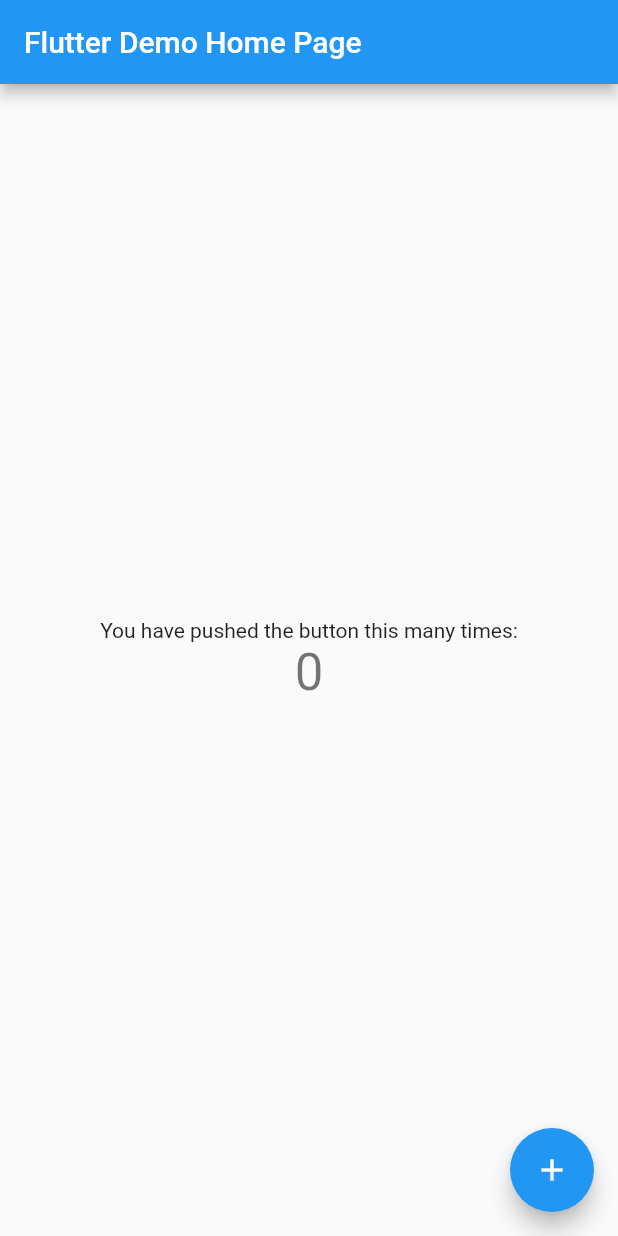
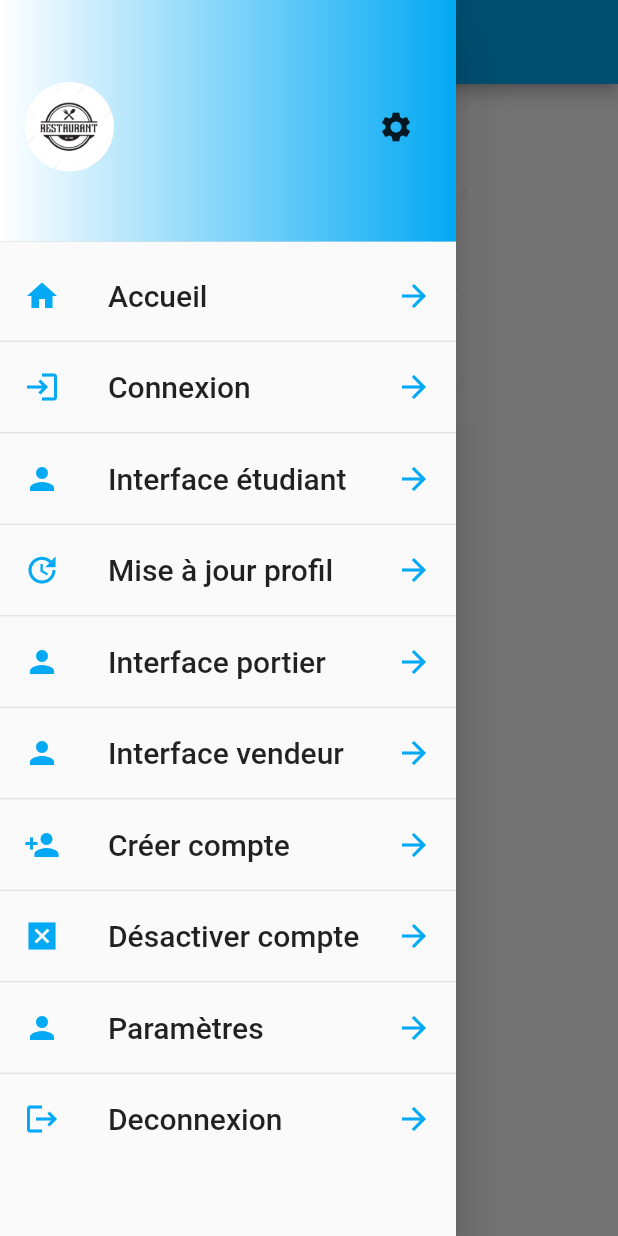
Before and after one commit to Assurance-Tedangbe/gestionTicketElectroEtAccesResto, a Flutter app: the screen it shows after launch, with the side drawer open (before the commit the screen has no drawer), on a phone screen of 412 x 824 dp. Run offline on Flutter 3.47's test engine with Material 2 defaults, Android fonts, the phone set to English and light mode, and no system bars.

Commit message:
setup UI

```diff
--- /dev/null
+++ b/mymobileproject/lib/UI/pages/home.dart
@@ -0,0 +1,33 @@
+import 'package:flutter/material.dart';
+
+import '../widgets/drawer.dart';
+
+class HomePage extends StatelessWidget {
+  const HomePage({super.key});
+  static const String _title = 'Accueil';
+
+  @override
+  Widget build(BuildContext context) {
+    return Scaffold(
+      drawer: const MyDrawer(),
+      appBar: AppBar(title: const Text(_title)),
+      body: Center(
+        child: Column(
+          children: [
+            const Image(
+              image: AssetImage("images/restaurantlogo.png"),
+              fit: BoxFit.cover,
+            ),
+            const SizedBox(
+              height: 20,
+            ),
+            ElevatedButton(
+              onPressed: () {},
+              child: const Text("Connexion"),
+            ),
+          ],
+        ),
+      ),
+    );
+  }
+}
--- /dev/null
+++ b/mymobileproject/lib/UI/pages/login.dart
@@ -0,0 +1,10 @@
+import 'package:flutter/material.dart';
+
+class LoginPage extends StatelessWidget {
+  const LoginPage({super.key});
+
+  @override
+  Widget build(BuildContext context) {
+    return const Scaffold();
+  }
+}
--- /dev/null
+++ b/mymobileproject/lib/UI/pages/settings.dart
@@ -0,0 +1,10 @@
+import 'package:flutter/material.dart';
+
+class SettingsPage extends StatelessWidget {
+  const SettingsPage({super.key});
+
+  @override
+  Widget build(BuildContext context) {
+    return Container();
+  }
+}
--- /dev/null
+++ b/mymobileproject/lib/UI/widgets/drawer.dart
@@ -0,0 +1,99 @@
+import 'package:flutter/material.dart';
+import 'package:mymobileproject/UI/widgets/drawer.header.dart';
+import 'package:mymobileproject/UI/widgets/drawer.item.widget.dart';
+
+class MyDrawer extends StatelessWidget {
+  const MyDrawer({Key? key}) : super(key: key);
+
+  @override
+  Widget build(BuildContext context) {
+    List<dynamic> menus = [
+      {
+        "title": "Accueil",
+        "route": "/home",
+        "leadingIcon": Icons.home,
+        "trailingIcon": Icons.arrow_forward
+      },
+      {
+        "title": "Connexion",
+        "route": "/login",
+        "leadingIcon": Icons.login,
+        "trailingIcon": Icons.arrow_forward
+      },
+      {
+        "title": "Interface étudiant",
+        "route": "/etudiant",
+        "leadingIcon": Icons.person,
+        "trailingIcon": Icons.arrow_forward
+      },
+      {
+        "title": "Mise à jour profil",
+        "route": "/updateProfile",
+        "leadingIcon": Icons.update,
+        "trailingIcon": Icons.arrow_forward
+      },
+      {
+        "title": "Interface portier",
+        "route": "/portier",
+        "leadingIcon": Icons.person,
+        "trailingIcon": Icons.arrow_forward
+      },
+      {
+        "title": "Interface vendeur",
+        "route": "/vendeur",
+        "leadingIcon": Icons.person,
+        "trailingIcon": Icons.arrow_forward
+      },
+      {
+        "title": "Créer compte",
+        "route": "/addAccount",
+        "leadingIcon": Icons.person_add,
+        "trailingIcon": Icons.arrow_forward
+      },
+      {
+        "title": "Désactiver compte",
+        "route": "/deactivateAccount",
+        "leadingIcon": Icons.disabled_by_default,
+        "trailingIcon": Icons.arrow_forward
+      },
+      {
+        "title": "Paramètres",
+        "route": "/settings",
+        "leadingIcon": Icons.person,
+        "trailingIcon": Icons.arrow_forward
+      },
+      {
+        "title": "Deconnexion",
+        "route": "/logout",
+        "leadingIcon": Icons.logout,
+        "trailingIcon": Icons.arrow_forward
+      }
+    ];
+    return Drawer(
+      child: Column(
+        children: [
+          const MyDrawerHeader(),
+          Expanded(
+            child: ListView.separated(
+                itemBuilder: (context, index) {
+                  return DrawerItemWidget(
+                      title: menus[index]['title'],
+                      leadingIcon: menus[index]['leadingIcon'],
+                      trailingIcon: menus[index]['trailingIcon'],
+                      onAction: () {
+                        Navigator.pop(context);
+                        Navigator.pushNamed(context, menus[index]['route']);
+                      });
+                },
+                separatorBuilder: (context, index) {
+                  return const Divider(
+                    height: 5,
+                  );
+                },
+                itemCount: menus.length),
+          ),
+        ],
+      ),
+    );
+  }
+}
--- /dev/null
+++ b/mymobileproject/lib/UI/widgets/drawer.header.dart
@@ -0,0 +1,26 @@
+import 'package:flutter/material.dart';
+
+class MyDrawerHeader extends StatelessWidget {
+  const MyDrawerHeader({super.key});
+
+  @override
+  Widget build(BuildContext context) {
+    return DrawerHeader(
+        decoration: BoxDecoration(
+          gradient: LinearGradient(colors: [
+            Colors.white,
+            Theme.of(context).primaryColor,
+          ]),
+        ),
+        child: Row(
+          mainAxisAlignment: MainAxisAlignment.spaceBetween,
+          children: [
+            const CircleAvatar(
+              backgroundImage: AssetImage("images/restaurantlogo.png"),
+              radius: 30,
+            ),
+            IconButton(onPressed: () {}, icon: const Icon(Icons.settings))
+          ],
+        ));
+  }
+}
--- /dev/null
+++ b/mymobileproject/lib/UI/widgets/drawer.item.widget.dart
@@ -0,0 +1,35 @@
+import 'package:flutter/material.dart';
+
+class DrawerItemWidget extends StatelessWidget {
+  final String title;
+  final IconData leadingIcon;
+  final IconData trailingIcon;
+  final Function onAction;
+
+  const DrawerItemWidget(
+      {Key? key,
+      required this.title,
+      required this.leadingIcon,
+      required this.trailingIcon,
+      required this.onAction})
+      : super(key: key);
+
+  @override
+  Widget build(BuildContext context) {
+    return ListTile(
+      title: Text(
+        title,
+        style: Theme.of(context).textTheme.headline6,
+      ),
+      leading: Icon(
+        leadingIcon,
+        color: Theme.of(context).primaryColor,
+      ),
+      trailing: Icon(
+        trailingIcon,
+        color: Theme.of(context).primaryColor,
+      ),
+      onTap: (() => onAction()),
+    );
+  }
+}
--- a/mymobileproject/lib/main.dart
+++ b/mymobileproject/lib/main.dart
@@ -1,4 +1,7 @@
 import 'package:flutter/material.dart';
+import 'package:mymobileproject/UI/pages/home.dart';
+import 'package:mymobileproject/UI/pages/login.dart';
+import 'package:mymobileproject/UI/pages/settings.dart';
 
 void main() {
   runApp(const MyApp());
@@ -7,109 +10,26 @@
 class MyApp extends StatelessWidget {
   const MyApp({super.key});
 
-  // This widget is the root of your application.
+  @override
+  Widget build(BuildContext context) {
+    return const RootView();
+  }
+}
+
+class RootView extends StatelessWidget {
+  const RootView({super.key});
+
   @override
   Widget build(BuildContext context) {
     return MaterialApp(
-      title: 'Flutter Demo',
-      theme: ThemeData(
-        // This is the theme of your application.
-        //
-        // Try running your application with "flutter run". You'll see the
-        // application has a blue toolbar. Then, without quitting the app, try
-        // changing the primarySwatch below to Colors.green and then invoke
-        // "hot reload" (press "r" in the console where you ran "flutter run",
-        // or simply save your changes to "hot reload" in a Flutter IDE).
-        // Notice that the counter didn't reset back to zero; the application
-        // is not restarted.
-        primarySwatch: Colors.blue,
-      ),
-      home: const MyHomePage(title: 'Flutter Demo Home Page'),
+      debugShowCheckedModeBanner: false,
+      theme: ThemeData(primarySwatch: Colors.lightBlue),
+      routes: {
+        "/home": (context) => const HomePage(),
+        "/login": (context) => const LoginPage(),
+        "/settings": (context) => const SettingsPage(),
+      },
+      initialRoute: "/home",
     );
   }
 }
-
-class MyHomePage extends StatefulWidget {
-  const MyHomePage({super.key, required this.title});
-
-  // This widget is the home page of your application. It is stateful, meaning
-  // that it has a State object (defined below) that contains fields that affect
-  // how it looks.
-
-  // This class is the configuration for the state. It holds the values (in this
-  // case the title) provided by the parent (in this case the App widget) and
-  // used by the build method of the State. Fields in a Widget subclass are
-  // always marked "final".
-
-  final String title;
-
-  @override
-  State<MyHomePage> createState() => _MyHomePageState();
-}
-
-class _MyHomePageState extends State<MyHomePage> {
-  int _counter = 0;
-
-  void _incrementCounter() {
-    setState(() {
-      // This call to setState tells the Flutter framework that something has
-      // changed in this State, which causes it to rerun the build method below
-      // so that the display can reflect the updated values. If we changed
-      // _counter without calling setState(), then the build method would not be
-      // called again, and so nothing would appear to happen.
-      _counter++;
-    });
-  }
-
-  @override
-  Widget build(BuildContext context) {
-    // This method is rerun every time setState is called, for instance as done
-    // by the _incrementCounter method above.
-    //
-    // The Flutter framework has been optimized to make rerunning build methods
-    // fast, so that you can just rebuild anything that needs updating rather
-    // than having to individually change instances of widgets.
-    return Scaffold(
-      appBar: AppBar(
-        // Here we take the value from the MyHomePage object that was created by
-        // the App.build method, and use it to set our appbar title.
-        title: Text(widget.title),
-      ),
-      body: Center(
-        // Center is a layout widget. It takes a single child and positions it
-        // in the middle of the parent.
-        child: Column(
-          // Column is also a layout widget. It takes a list of children and
-          // arranges them vertically. By default, it sizes itself to fit its
-          // children horizontally, and tries to be as tall as its parent.
-          //
-          // Invoke "debug painting" (press "p" in the console, choose the
-          // "Toggle Debug Paint" action from the Flutter Inspector in Android
-          // Studio, or the "Toggle Debug Paint" command in Visual Studio Code)
-          // to see the wireframe for each widget.
-          //
-          // Column has various properties to control how it sizes itself and
-          // how it positions its children. Here we use mainAxisAlignment to
-          // center the children vertically; the main axis here is the vertical
-          // axis because Columns are vertical (the cross axis would be
-          // horizontal).
-          mainAxisAlignment: MainAxisAlignment.center,
-          children: <Widget>[
-            const Text(
-              'You have pushed the button this many times:',
-            ),
-            Text(
-              '$_counter',
-              style: Theme.of(context).textTheme.headline4,
-            ),
-          ],
-        ),
-      ),
-      floatingActionButton: FloatingActionButton(
-        onPressed: _incrementCounter,
-        tooltip: 'Increment',
-        child: const Icon(Icons.add),
-      ), // This trailing comma makes auto-formatting nicer for build methods.
-    );
-  }
-}
--- a/mymobileproject/pubspec.yaml
+++ b/mymobileproject/pubspec.yaml
@@ -60,8 +60,9 @@
   uses-material-design: true
 
   # To add assets to your application, add an assets section, like this:
-  # assets:
-  #   - images/a_dot_burr.jpeg
+  assets:
+    - images/logo.jpeg
+    - images/restaurantlogo.png
   #   - images/a_dot_ham.jpeg
 
   # An image asset can refer to one or more resolution-specific "variants", see
```
Also changed, not shown: mymobileproject/images/logo.jpeg (added), mymobileproject/images/restaurantlogo.png (added).
